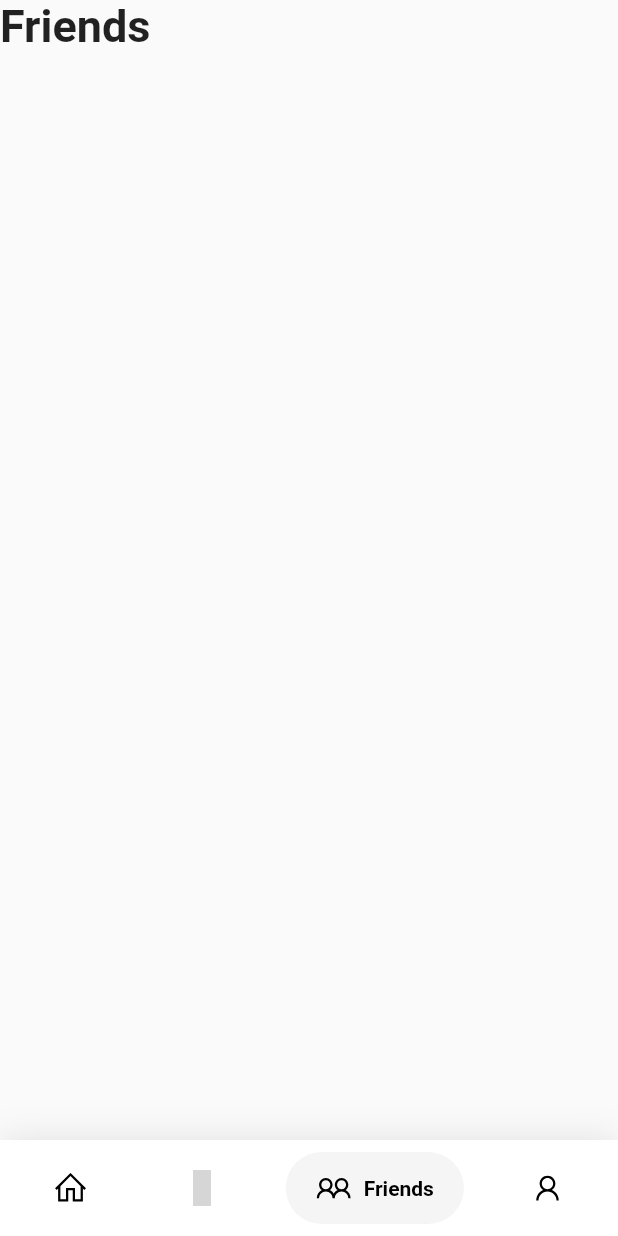
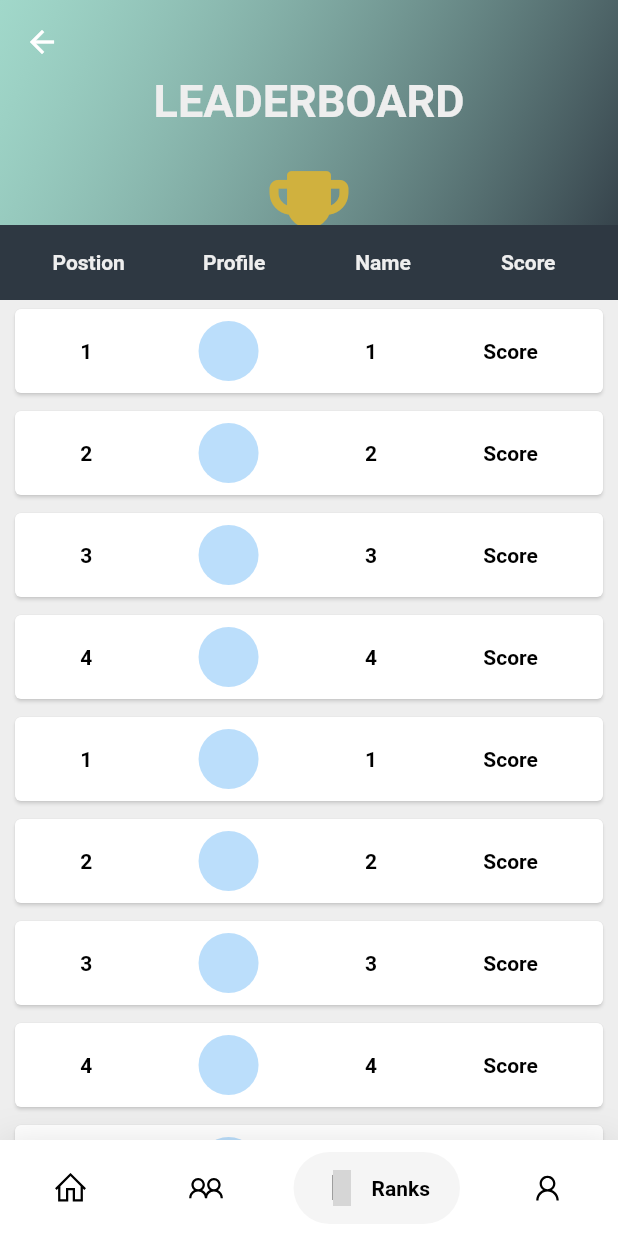
Before and after one commit to RGTechno/CHILD.io, a Flutter app: the Home screen opened directly, item 3 of the bottom bar chosen, on a phone screen of 412 x 824 dp. Run offline on Flutter 3.47's test engine with Material 2 defaults, Android fonts, the phone set to English and light mode, and no system bars; drawn by our look-alikes of google_nav_bar; our stand-ins replace geocoding, google_fonts, line_icons, location, shared_preferences; missing offline and left inert: app_usage; accounts and stored records are empty; grey boxes are pictures that could not be loaded.

Commit message:
friends and ranking structure basic

```diff
--- a/lib/home.dart
+++ b/lib/home.dart
@@ -1,4 +1,7 @@
 import 'package:child_io/screens/app_usage_screen.dart';
+import 'package:child_io/screens/friends_screen.dart';
+import 'package:child_io/screens/profile_screen.dart';
+import 'package:child_io/screens/ranks_screen.dart';
 import 'package:flutter/material.dart';
 import 'package:google_nav_bar/google_nav_bar.dart';
 import 'package:line_icons/line_icons.dart';
@@ -37,22 +40,12 @@ class _HomeState extends State<Home> {
   }
 
   int _selectedIndex = 0;
-  static const TextStyle optionStyle =
-      TextStyle(fontSize: 30, fontWeight: FontWeight.w600);
-  List<Widget> _widgetOptions = <Widget>[
+
+  final List<Widget> _widgetOptions = <Widget>[
     AppUsageScreen(),
-    Text(
-      'Ranks',
-      style: optionStyle,
-    ),
-    Text(
-      'Friends',
-      style: optionStyle,
-    ),
-    Text(
-      'Profile',
-      style: optionStyle,
-    ),
+    FriendsScreen(),
+    RanksScreen(),
+    ProfileScreen(),
   ];
 
   @override
@@ -64,7 +57,9 @@ class _HomeState extends State<Home> {
   @override
   Widget build(BuildContext context) {
     return Scaffold(
-      body: _widgetOptions.elementAt(_selectedIndex),
+      body: SafeArea(
+        child: _widgetOptions.elementAt(_selectedIndex),
+      ),
       bottomNavigationBar: Container(
         decoration: BoxDecoration(
           color: Colors.white,
@@ -94,12 +89,12 @@ class _HomeState extends State<Home> {
                   text: 'Home',
                 ),
                 GButton(
+                  icon: LineIcons.userFriends,
+                  text: 'Friends',
+                ),
+                GButton(
                   icon: LineIcons.lineChart,
                   text: 'Ranks',
-                ),
-                GButton(
-                  icon: LineIcons.userFriends,
-                  text: 'Friends',
                 ),
                 GButton(
                   icon: LineIcons.user,
--- /dev/null
+++ b/lib/screens/ranks_screen.dart
@@ -0,0 +1,227 @@
+import 'package:child_io/color.dart';
+import 'package:flutter/material.dart';
+
+const Color bg = secondaryColor;
+const Color bg1 = primaryColor;
+const Color cardBg = bgColor;
+Color gold = Color(0xFFD0B13E);
+Color silver = Color(0xFFE7E7E7);
+Color bronze = Color(0xFFA45735);
+
+class RanksScreen extends StatefulWidget {
+  const RanksScreen({Key? key}) : super(key: key);
+
+  @override
+  State<RanksScreen> createState() => _RanksScreenState();
+}
+
+class _RanksScreenState extends State<RanksScreen> {
+  List<String> names = [
+    "1",
+    "2",
+    "3",
+    "4",
+    "1",
+    "2",
+    "3",
+    "4",
+    "1",
+    "2",
+    "3",
+    "4",
+    "1",
+    "2",
+    "3",
+    "4",
+    "1",
+    "2",
+    "3",
+    "4",
+    "1",
+    "2",
+    "3",
+    "4",
+    "1",
+    "2",
+    "3",
+    "4",
+    "1",
+    "2",
+    "3",
+    "4"
+  ];
+  List<String> litems = [
+    "1",
+    "2",
+    "3",
+    "4",
+    "1",
+    "2",
+    "3",
+    "4",
+    "1",
+    "2",
+    "3",
+    "4",
+    "1",
+    "2",
+    "3",
+    "4",
+    "1",
+    "2",
+    "3",
+    "4",
+    "1",
+    "2",
+    "3",
+    "4",
+    "1",
+    "2",
+    "3",
+    "4",
+    "1",
+    "2",
+    "3",
+    "4"
+  ];
+
+  @override
+  Widget build(BuildContext context) {
+    return CustomScrollView(
+      slivers: <Widget>[
+        SliverAppBar(
+          backgroundColor: secondaryColor,
+          pinned: true,
+          snap: false,
+          floating: false,
+          expandedHeight: 200.0,
+          bottom: PreferredSize(
+            preferredSize: Size.fromHeight(4.0),
+            child: Container(
+              color: bg1,
+              height: 50,
+              child: Container(
+                child: Row(
+                  children: [
+                    SizedBox(width: 35),
+                    Text(
+                      "Postion",
+                      style: TextStyle(
+                        color: Colors.grey[200],
+                        fontWeight: FontWeight.bold,
+                      ),
+                    ),
+                    SizedBox(width: 52),
+                    Text(
+                      "Profile",
+                      style: TextStyle(
+                          color: Colors.grey[200], fontWeight: FontWeight.bold),
+                    ),
+                    SizedBox(width: 60),
+                    Text(
+                      "Name",
+                      style: TextStyle(
+                          color: Colors.grey[200], fontWeight: FontWeight.bold),
+                    ),
+                    SizedBox(width: 60),
+                    Text(
+                      "Score",
+                      style: TextStyle(
+                          color: Colors.grey[200], fontWeight: FontWeight.bold),
+                    ),
+                  ],
+                ),
+              ),
+            ),
+          ),
+          flexibleSpace: FlexibleSpaceBar(
+            background: Container(
+              decoration: BoxDecoration(
+                gradient: LinearGradient(
+                  begin: Alignment.topLeft,
+                  end: Alignment.bottomRight,
+                  colors: <Color>[secondaryColor.withOpacity(0.5), primaryColor],
+                ),
+              ),
+              child: Column(
+                children: [
+                  Padding(
+                    padding: const EdgeInsets.only(top: 50.0),
+                    child: Text(
+                      "LEADERBOARD",
+                      style: TextStyle(
+                          fontSize: 30,
+                          color: Colors.grey[200],
+                          fontWeight: FontWeight.bold),
+                    ),
+                  ),
+                  SizedBox(
+                    height: 20,
+                  ),
+                  Icon(
+                    Icons.emoji_events_rounded,
+                    color: gold,
+                    size: 70,
+                  ),
+                ],
+              ),
+            ),
+          ),
+          elevation: 9.0,
+        ),
+        SliverList(
+          delegate: SliverChildBuilderDelegate(
+            (BuildContext context, int index) => buildList(context, index),
+            childCount: litems.length,
+          ),
+        ),
+      ],
+    );
+  }
+
+  Widget buildList(BuildContext txt, int index) {
+    final pos = litems[index];
+    final name = names[index];
+
+    Widget listItem;
+
+    listItem = Card(
+      margin: new EdgeInsets.symmetric(horizontal: 10.0, vertical: 6.0),
+      shadowColor: Colors.grey[200],
+      color: Colors.white,
+      child: Container(
+        padding: EdgeInsets.all(8.0),
+        child: Row(
+          mainAxisAlignment: MainAxisAlignment.spaceAround,
+          children: [
+            Text(pos,
+                style: TextStyle(
+                    color: Colors.black, fontWeight: FontWeight.bold)),
+            CircleAvatar(
+              foregroundColor: Colors.green,
+            ),
+            Text(
+              name,
+              style:
+                  TextStyle(color: Colors.black, fontWeight: FontWeight.bold),
+            ),
+            Text(
+              "Score",
+              style:
+                  TextStyle(color: Colors.black, fontWeight: FontWeight.bold),
+            )
+          ],
+        ),
+      ),
+    );
+
+    return Stack(
+      children: [
+        Container(
+          color: Colors.grey[200],
+          child: listItem,
+        ),
+      ],
+    );
+  }
+}
--- a/pubspec.yaml
+++ b/pubspec.yaml
@@ -69,8 +69,8 @@ flutter:
   uses-material-design: true
 
   # To add assets to your application, add an assets section, like this:
-  # assets:
-  #   - images/a_dot_burr.jpeg
+  assets:
+    - assets/images/
   #   - images/a_dot_ham.jpeg
 
   # An image asset can refer to one or more resolution-specific "variants", see
```
Also changed, not shown: lib/screens/app_usage_screen.dart (+8 -10 lines), lib/screens/friends_screen.dart (added, +109 -0 lines), lib/screens/profile_screen.dart (added, +17 -0 lines), lib/widgets/friends_list.dart (added, +27 -0 lines), lib/widgets/header.dart (+44 -3 lines), assets/images/coin.png (added).
